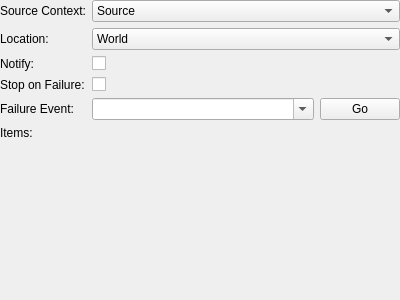
Before: the Qt Designer form tools/cathedral/ui/ActionAddRemoveItems.ui in comphack/comp_hack, drawn with Qt 5.
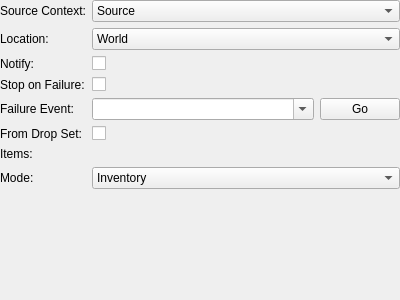
After: the same form once the commit is applied. Custom widgets are drawn as their Qt base class.

Commit message: Adding missing fields to cathedral actions

The edit to the form file:
```diff
--- a/tools/cathedral/ui/ActionAddRemoveItems.ui
+++ b/tools/cathedral/ui/ActionAddRemoveItems.ui
@@ -127,16 +127,71 @@
        </item>
       </layout>
      </item>
-     <item row="5" column="0">
-      <widget class="QLabel" name="label_7">
+     <item row="6" column="0">
+      <widget class="QLabel" name="lblItems">
        <property name="text">
         <string>Items:</string>
        </property>
       </widget>
      </item>
-     <item row="5" column="1">
+     <item row="6" column="1">
       <widget class="ActionMap" name="items" native="true"/>
      </item>
+     <item row="5" column="0">
+      <widget class="QLabel" name="lblFromDropSet">
+       <property name="text">
+        <string>From Drop Set:</string>
+       </property>
+      </widget>
+     </item>
+     <item row="5" column="1">
+      <widget class="QCheckBox" name="fromDropSet">
+       <property name="text">
+        <string/>
+       </property>
+      </widget>
+     </item>
+     <item row="7" column="0">
+      <widget class="QLabel" name="lblMode">
+       <property name="text">
+        <string>Mode:</string>
+       </property>
+      </widget>
+     </item>
+     <item row="7" column="1">
+      <widget class="QComboBox" name="mode">
+       <item>
+        <property name="text">
+         <string>Inventory</string>
+        </property>
+       </item>
+       <item>
+        <property name="text">
+         <string>Material Tank</string>
+        </property>
+       </item>
+       <item>
+        <property name="text">
+         <string>Post</string>
+        </property>
+       </item>
+       <item>
+        <property name="text">
+         <string>Time Trial Reward</string>
+        </property>
+       </item>
+       <item>
+        <property name="text">
+         <string>Culture Pickup</string>
+        </property>
+       </item>
+       <item>
+        <property name="text">
+         <string>Destiny Box</string>
+        </property>
+       </item>
+      </widget>
+     </item>
     </layout>
    </item>
   </layout>
```
Left out of the diff: 23 changed lines with no effect on the pictures. The commit also changes 30 other files.
